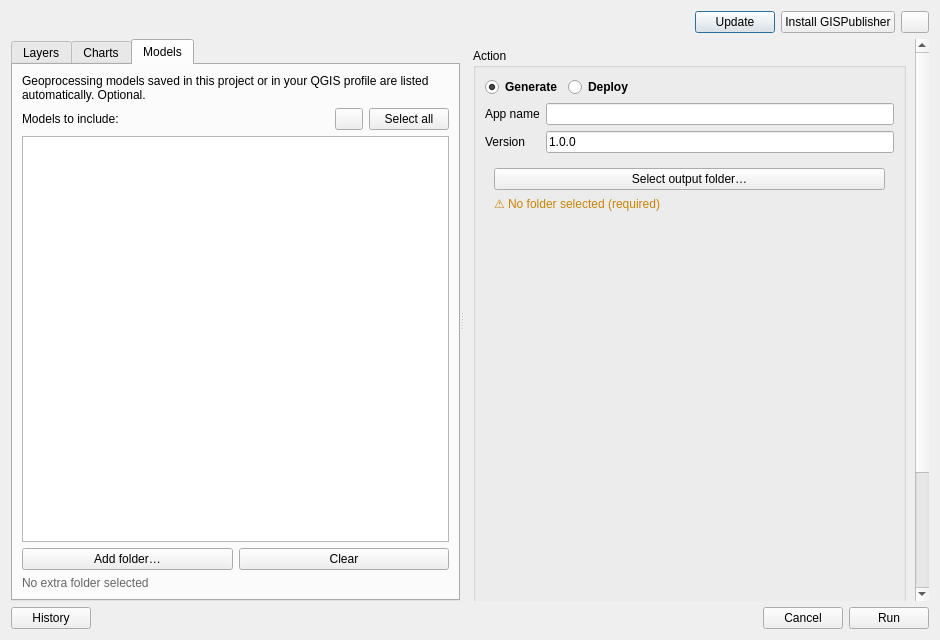
Qt form dialogs/ui/gispublisher_dialog.ui (lbdudc/qgispublisher) before a commit.
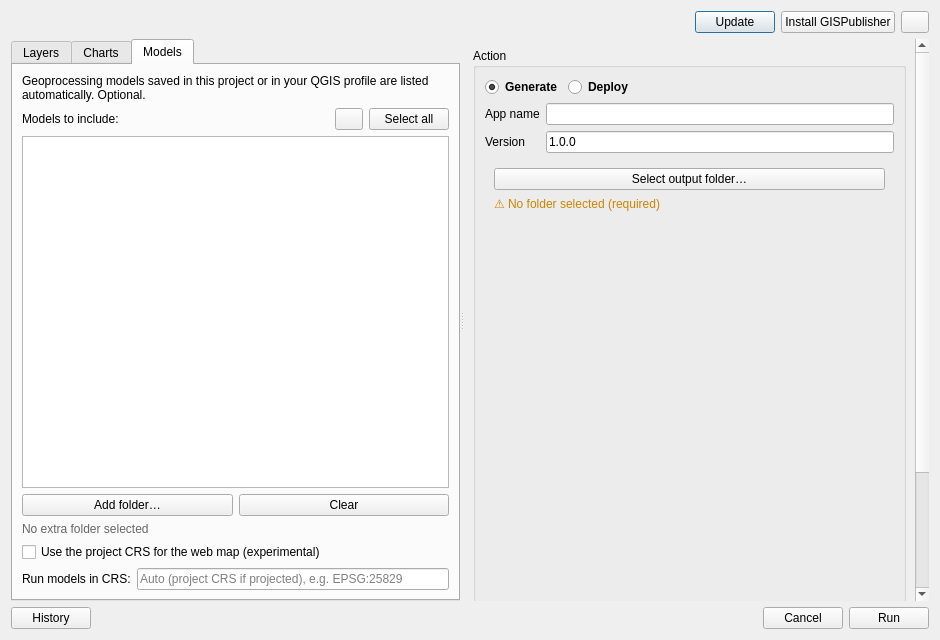
The same form after that commit. The open tabs and pages were chosen to show the change.

Commit message: Release 0.5.0: models in the generated app, model preflight, CRS options

The edit to the form file:
```diff
--- a/dialogs/ui/gispublisher_dialog.ui
+++ b/dialogs/ui/gispublisher_dialog.ui
@@ -460,6 +460,37 @@
           </property>
          </widget>
         </item>
+        <item>
+         <widget class="QCheckBox" name="useProjectCrsCheck">
+          <property name="toolTip">
+           <string>Experimental: build the web map in the QGIS project's projected CRS instead of Web Mercator. The OpenStreetMap base layer is left out of it, since its tiles only exist in Web Mercator.</string>
+          </property>
+          <property name="text">
+           <string>Use the project CRS for the web map (experimental)</string>
+          </property>
+         </widget>
+        </item>
+        <item>
+         <layout class="QHBoxLayout" name="processingCrsLayout">
+          <item>
+           <widget class="QLabel" name="processingCrsLabel">
+            <property name="text">
+             <string>Run models in CRS:</string>
+            </property>
+           </widget>
+          </item>
+          <item>
+           <widget class="QLineEdit" name="processingCrsEdit">
+            <property name="toolTip">
+             <string>The generated app stores data in EPSG:4326, so a model with a fixed distance (e.g. a 2000 m buffer) would read it as degrees. Enter a metric CRS such as EPSG:25829 to run models in it. Leave empty to use the project CRS when it is projected.</string>
+            </property>
+            <property name="placeholderText">
+             <string>Auto (project CRS if projected), e.g. EPSG:25829</string>
+            </property>
+           </widget>
+          </item>
+         </layout>
+        </item>
        </layout>
       </widget>
      </widget>
```
The commit also changes 11 other files.
